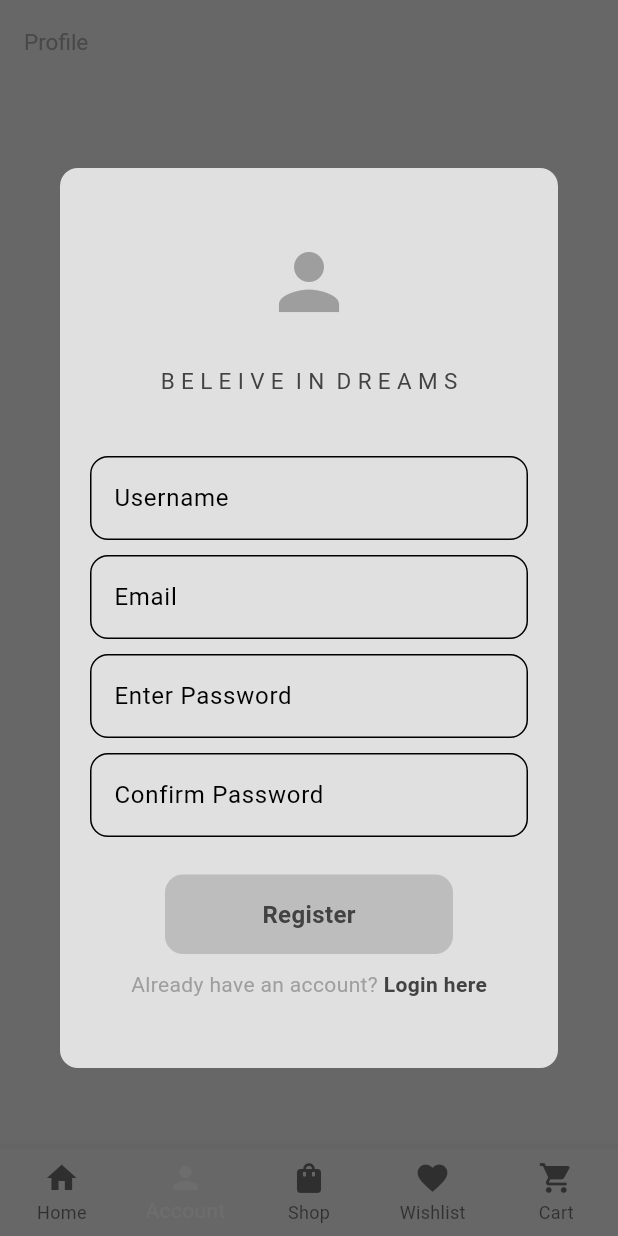
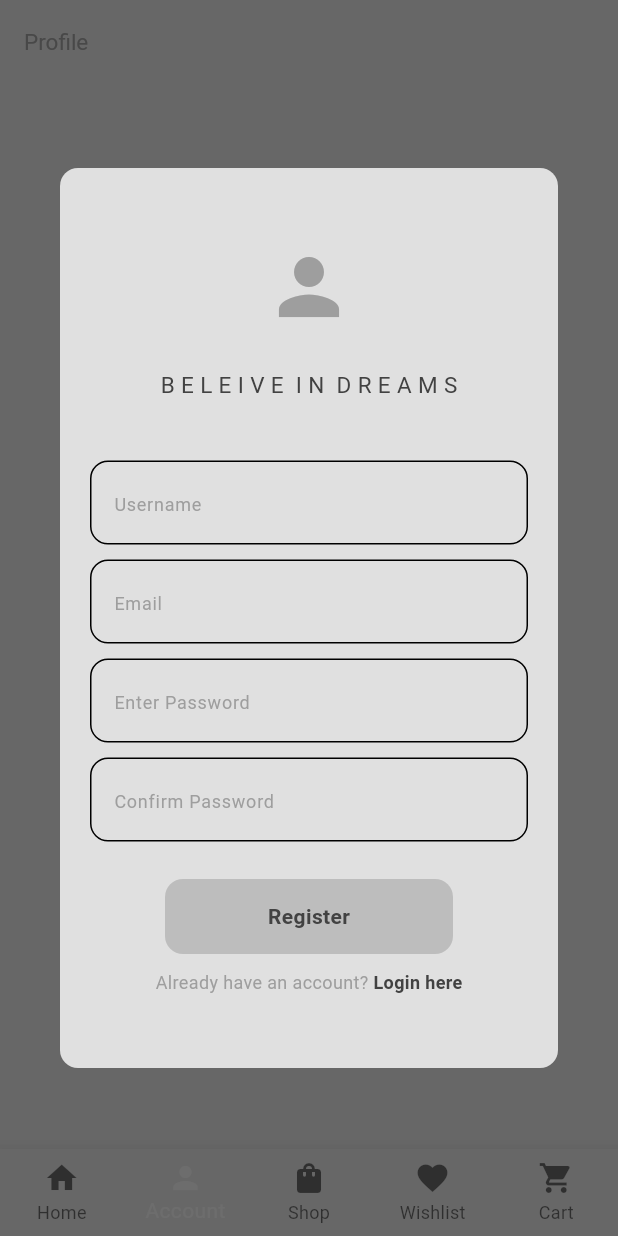
Before and after one commit to shereemorrison/bid, a Flutter app: the screen it shows after launch, item 2 of the bottom bar chosen, after a tap on "Register", on a phone screen of 412 x 824 dp. Run offline on Flutter 3.47's test engine with Material 3 defaults, Android fonts, the phone set to English and light mode, and no system bars; our stand-ins replace firebase_auth, firebase_core; accounts and stored records are empty.

Commit message:
Removed loginpage.dart and registrationpage.dart as these are now handled (modals).  Tidy up to add to cart button

```diff
--- a/lib/auth/login_or_register.dart
+++ b/lib/auth/login_or_register.dart
@@ -1,5 +1,5 @@
-import 'package:bid/modals//loginpage.dart';
-import 'package:bid/modals//registrationpage.dart';
+import 'package:bid/modals//loginmodal.dart';
+import 'package:bid/modals//registrationmodal.dart';
 import 'package:flutter/material.dart';
 
 class LoginOrRegister extends StatefulWidget {
--- a/lib/components/my_appbar.dart
+++ b/lib/components/my_appbar.dart
@@ -9,7 +9,7 @@ class MyAppbar extends StatelessWidget implements PreferredSizeWidget {
   Widget build(BuildContext context) {
     return AppBar(
       title: Text(
-        title, // ✅ Use the title passed to MyAppbar
+        title,
         style: TextStyle(
           color: Theme.of(context).colorScheme.inversePrimary,
           fontSize: 15,
--- a/lib/components/my_button.dart
+++ b/lib/components/my_button.dart
@@ -27,7 +27,7 @@ class MyButton extends StatelessWidget {
               text,
               style: TextStyle(
                 fontWeight: FontWeight.bold,
-                fontSize: 16,
+                fontSize: 14,
               ),
             )
           )
--- a/lib/components/my_product_tile.dart
+++ b/lib/components/my_product_tile.dart
@@ -55,7 +55,7 @@ class MyProductTile extends StatelessWidget {
                     borderRadius: BorderRadius.circular(12),
                   ),
                   width: double.infinity,
-                  padding: EdgeInsets.all((25)),
+                  padding: EdgeInsets.all((10)),
                   child: Image.asset(product.imagePath),
                 ),
               ),
@@ -88,13 +88,16 @@ class MyProductTile extends StatelessWidget {
 
               //add to cart button
               Container(
+                width: 30,
+                height: 30,
                 decoration: BoxDecoration(
                   color: Theme.of(context).colorScheme.secondary,
-                  borderRadius: BorderRadius.circular(12),
+                  borderRadius: BorderRadius.circular(12)
                 ),
                 child: IconButton(
                   onPressed: () => addToCart(context),
-                  icon: Icon(Icons.add),
+                  icon: Icon(Icons.add, size: 20),
+                  padding: EdgeInsets.zero,
                 ),
               )
             ],
--- a/lib/components/my_textfield.dart
+++ b/lib/components/my_textfield.dart
@@ -18,6 +18,10 @@ class MyTextField extends StatelessWidget {
       controller: controller,
       decoration: InputDecoration(
         hintText: hintText,
+        hintStyle: TextStyle(
+          fontSize: 12,
+          color: Colors.grey,
+        ),
         border: OutlineInputBorder(
           borderRadius: BorderRadius.circular(12)
         ),
--- a/lib/main.dart
+++ b/lib/main.dart
@@ -10,8 +10,6 @@ import 'package:flutter/material.dart';
 import 'package:bid/themes/light_mode.dart';
 import 'package:provider/provider.dart';
 import 'package:firebase_core/firebase_core.dart';
-import 'package:bid/modals/loginpage.dart';
-import 'package:bid/modals/registrationpage.dart';
 import 'package:bid/components/my_navbar.dart';
 
 final GlobalKey<NavigatorState> navigatorKey = GlobalKey<NavigatorState>();
@@ -45,18 +43,17 @@ class MyApp extends StatelessWidget {
           '/wishlist_page': (context) => MyHomePage(initialIndex: 3),
           '/cart_page': (context) => MyHomePage(initialIndex: 4),
         },
-        navigatorKey: navigatorKey, // Set the global navigator key here
-        home: const MyHomePage(initialIndex: 2), // Set default index
+        navigatorKey: navigatorKey,
+        home: const MyHomePage(initialIndex: 2),
       ),
     );
   }
 }
 
-// ✅ Add this class
 class MyHomePage extends StatefulWidget {
   final int initialIndex;
 
-  const MyHomePage({super.key, required this.initialIndex}); // Fix here
+  const MyHomePage({super.key, required this.initialIndex});
 
   @override
   MyHomePageState createState() => MyHomePageState();
@@ -64,14 +61,14 @@ class MyHomePage extends StatefulWidget {
 
 class MyHomePageState extends State<MyHomePage> {
   late int _selectedIndex;
-  late List<Widget> _pages; // Declare the list
+  late List<Widget> _pages;
 
   @override
   void initState() {
     super.initState();
     _selectedIndex = widget.initialIndex;
 
-    // Initialize the list inside initState to avoid static field issues
+    // Initialize the list inside initState
     _pages = [
       const IntroPage(),
       const ProfilePage(),
@@ -91,7 +88,7 @@ class MyHomePageState extends State<MyHomePage> {
   Widget build(BuildContext context) {
     return Scaffold(
       appBar: MyAppbar(title: _getAppBarTitle()),
-      body: _pages[_selectedIndex], // Now correctly inside the state class
+      body: _pages[_selectedIndex],
       bottomNavigationBar: MyNavbar(
         onItemTapped: _onItemTapped,
         selectedIndex: _selectedIndex,
--- a/lib/modals/registrationpage.dart
+++ b/lib/modals/registrationmodal.dart
@@ -91,6 +91,7 @@ class RegistrationPage extends StatelessWidget {
                     Text(
                       "Already have an account?",
                       style: TextStyle(
+                        fontSize: 12,
                           color: Theme.of(context).colorScheme.inversePrimary),
                     ),
                     GestureDetector(
@@ -99,6 +100,7 @@ class RegistrationPage extends StatelessWidget {
                         " Login here",
                         style: TextStyle(
                           fontWeight: FontWeight.bold,
+                          fontSize: 12,
                         ),
                       ),
                     ),
--- a/lib/pages/profile_page.dart
+++ b/lib/pages/profile_page.dart
@@ -1,13 +1,29 @@
-import 'package:bid/components/my_appbar.dart';
+import 'package:flutter/material.dart';
 import 'package:bid/components/my_button.dart';
-import 'package:bid/components/my_navbar.dart';
-import 'package:flutter/material.dart';
-import 'package:bid/components/my_drawer.dart';
-import 'package:bid/modals/loginpage.dart';
-import 'package:bid/modals//registrationpage.dart';
+import 'package:bid/modals/loginmodal.dart';
+import 'package:bid/modals/registrationmodal.dart';
 
-class ProfilePage extends StatelessWidget {
+class ProfilePage extends StatefulWidget {
   const ProfilePage({super.key});
+
+  @override
+  _ProfilePageState createState() => _ProfilePageState(); // Private State class
+}
+
+class _ProfilePageState extends State<ProfilePage> {  // Private State class
+  bool isLoggedIn = false;
+
+  void _logOut() {
+    setState(() {
+      isLoggedIn = false;  // Set logged-out state
+    });
+  }
+
+  void _logIn() {
+    setState(() {
+      isLoggedIn = true;  // Set logged-in state
+    });
+  }
 
   @override
   Widget build(BuildContext context) {
@@ -24,6 +40,14 @@ class ProfilePage extends StatelessWidget {
           const SizedBox(height: 30),
           Text("B E L I E V E  I N  D R E A M S"),
           const SizedBox(height: 30),
+          if (isLoggedIn) ...[
+            Text("Logged in"),  // When logged in
+            const SizedBox(height: 15),
+            MyButton(
+              text: "Log out",
+              onTap: _logOut,  // Log out action
+            ),
+          ] else ...[
             MyButton(
               text: "Login",
               onTap: () {
@@ -32,19 +56,7 @@ class ProfilePage extends StatelessWidget {
                   context: context,
                   builder: (BuildContext context) {
                     return LoginPage(
-                      onTap: () {
-                        // Navigate to RegistrationPage when tapping 'Register here'
-                        showDialog(
-                          context: context,
-                          builder: (BuildContext context) {
-                            return RegistrationPage(
-                              onTap: () {
-                                Navigator.pop(context); // Close the modal
-                              },
-                            );
-                          },
-                        );
-                      },
+                      onTap: _logIn,  // Log in action
                     );
                   },
                 );
@@ -60,14 +72,12 @@ class ProfilePage extends StatelessWidget {
                   builder: (BuildContext context) {
                     return RegistrationPage(
                       onTap: () {
-                        // Navigate to LoginPage when tapping 'Login here'
+                        // Navigate to LoginPage after registration
                         showDialog(
                           context: context,
                           builder: (BuildContext context) {
                             return LoginPage(
-                              onTap: () {
-                                Navigator.pop(context); // Close the modal
-                              },
+                              onTap: _logIn,  // Log in after registration
                             );
                           },
                         );
@@ -78,6 +88,7 @@ class ProfilePage extends StatelessWidget {
               },
             ),
           ],
+        ],
       ),
     );
   }
```
Also changed, not shown: lib/pages/cart_page.dart (+20 -4 lines), lib/pages/login_page.dart (deleted, +0 -151 lines), lib/pages/registration_page.dart (deleted, +0 -131 lines), lib/modals/loginmodal.dart (renamed from lib/modals/loginpage.dart). Lines whose indentation alone changed are shown as unchanged.
